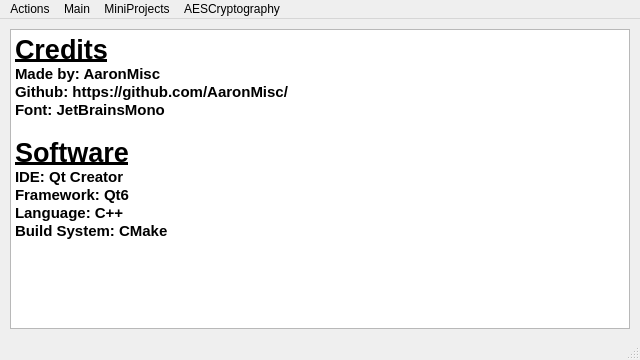
Above: mainwindow.ui from AaronMisc/QT6ProjectCollection before the change. Below: the same form after it.
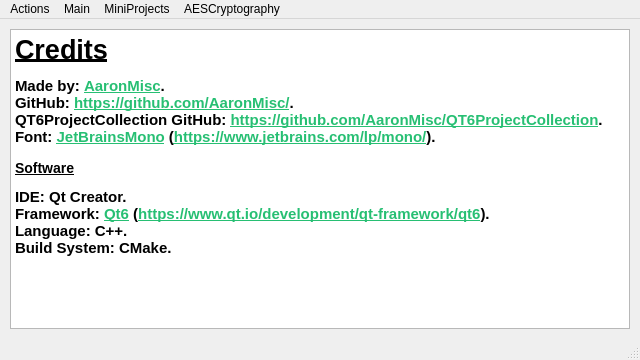
That is the form after the change. The open tabs and pages were chosen to show the change. Icons and pictures are not drawn.

Commit message: feat(main): improve credits, add links to them

```diff
--- a/mainwindow.ui
+++ b/mainwindow.ui
@@ -98,15 +98,9 @@
 li.checked::marker { content: &quot;\2612&quot;; }
 &lt;/style&gt;&lt;/head&gt;&lt;body style=&quot; font-family:'JetBrainsMono Nerd Font'; font-size:11pt; font-weight:500; font-style:normal;&quot;&gt;
 &lt;p style=&quot; margin-top:0px; margin-bottom:0px; margin-left:0px; margin-right:0px; -qt-block-indent:0; text-indent:0px;&quot;&gt;&lt;span style=&quot; font-size:20pt; font-weight:700; text-decoration: underline;&quot;&gt;Credits&lt;/span&gt;&lt;/p&gt;
-&lt;p style=&quot; margin-top:0px; margin-bottom:0px; margin-left:0px; margin-right:0px; -qt-block-indent:0; text-indent:0px;&quot;&gt;Made by: AaronMisc&lt;/p&gt;
-&lt;p style=&quot; margin-top:0px; margin-bottom:0px; margin-left:0px; margin-right:0px; -qt-block-indent:0; text-indent:0px;&quot;&gt;Github: https://github.com/AaronMisc/&lt;/p&gt;
-&lt;p style=&quot; margin-top:0px; margin-bottom:0px; margin-left:0px; margin-right:0px; -qt-block-indent:0; text-indent:0px;&quot;&gt;Font: JetBrainsMono&lt;/p&gt;
-&lt;p style=&quot;-qt-paragraph-type:empty; margin-top:0px; margin-bottom:0px; margin-left:0px; margin-right:0px; -qt-block-indent:0; text-indent:0px;&quot;&gt;&lt;br /&gt;&lt;/p&gt;
-&lt;p style=&quot; margin-top:0px; margin-bottom:0px; margin-left:0px; margin-right:0px; -qt-block-indent:0; text-indent:0px;&quot;&gt;&lt;span style=&quot; font-size:20pt; font-weight:700; text-decoration: underline;&quot;&gt;Software&lt;/span&gt;&lt;/p&gt;
-&lt;p style=&quot; margin-top:0px; margin-bottom:0px; margin-left:0px; margin-right:0px; -qt-block-indent:0; text-indent:0px;&quot;&gt;IDE: Qt Creator&lt;/p&gt;
-&lt;p style=&quot; margin-top:0px; margin-bottom:0px; margin-left:0px; margin-right:0px; -qt-block-indent:0; text-indent:0px;&quot;&gt;Framework: Qt6&lt;/p&gt;
-&lt;p style=&quot; margin-top:0px; margin-bottom:0px; margin-left:0px; margin-right:0px; -qt-block-indent:0; text-indent:0px;&quot;&gt;Language: C++&lt;/p&gt;
-&lt;p style=&quot; margin-top:0px; margin-bottom:0px; margin-left:0px; margin-right:0px; -qt-block-indent:0; text-indent:0px;&quot;&gt;Build System: CMake&lt;/p&gt;&lt;/body&gt;&lt;/html&gt;</string>
+&lt;p style=&quot; margin-top:12px; margin-bottom:12px; margin-left:0px; margin-right:0px; -qt-block-indent:0; text-indent:0px;&quot;&gt;Made by: &lt;a href=&quot;https://github.com/AaronMisc/&quot;&gt;&lt;span style=&quot; text-decoration: underline; color:#27bf73;&quot;&gt;AaronMisc&lt;/span&gt;&lt;/a&gt;.&lt;br /&gt;GitHub: &lt;a href=&quot;https://github.com/AaronMisc/&quot;&gt;&lt;span style=&quot; text-decoration: underline; color:#27bf73;&quot;&gt;https://github.com/AaronMisc/&lt;/span&gt;&lt;/a&gt;.&lt;br /&gt;QT6ProjectCollection GitHub: &lt;a href=&quot;https://github.com/AaronMisc/QT6ProjectCollection&quot;&gt;&lt;span style=&quot; text-decoration: underline; color:#27bf73;&quot;&gt;https://github.com/AaronMisc/QT6ProjectCollection&lt;/span&gt;&lt;/a&gt;.&lt;br /&gt;Font: &lt;a href=&quot;https://www.jetbrains.com/lp/mono/&quot;&gt;&lt;span style=&quot; text-decoration: underline; color:#27bf73;&quot;&gt;JetBrainsMono&lt;/span&gt;&lt;/a&gt; (&lt;a href=&quot;https://www.jetbrains.com/lp/mono/&quot;&gt;&lt;span style=&quot; text-decoration: underline; color:#27bf73;&quot;&gt;https://www.jetbrains.com/lp/mono/&lt;/span&gt;&lt;/a&gt;).&lt;/p&gt;
+&lt;h3 style=&quot; margin-top:14px; margin-bottom:12px; margin-left:0px; margin-right:0px; -qt-block-indent:0; text-indent:0px;&quot;&gt;&lt;span style=&quot; font-size:20pt; font-weight:700; text-decoration: underline;&quot;&gt;Software&lt;/span&gt;&lt;/h3&gt;
+&lt;p style=&quot; margin-top:0px; margin-bottom:0px; margin-left:0px; margin-right:0px; -qt-block-indent:0; text-indent:0px;&quot;&gt;IDE: Qt Creator.&lt;br /&gt;Framework: &lt;a href=&quot;https://www.qt.io/development/qt-framework/qt6&quot;&gt;&lt;span style=&quot; text-decoration: underline; color:#27bf73;&quot;&gt;Qt6&lt;/span&gt;&lt;/a&gt; (&lt;a href=&quot;https://www.qt.io/development/qt-framework/qt6&quot;&gt;&lt;span style=&quot; text-decoration: underline; color:#27bf73;&quot;&gt;https://www.qt.io/development/qt-framework/qt6&lt;/span&gt;&lt;/a&gt;).&lt;br /&gt;Language: C++.&lt;br /&gt;Build System: CMake.&lt;/p&gt;&lt;/body&gt;&lt;/html&gt;</string>
       </property>
      </widget>
     </widget>
```
